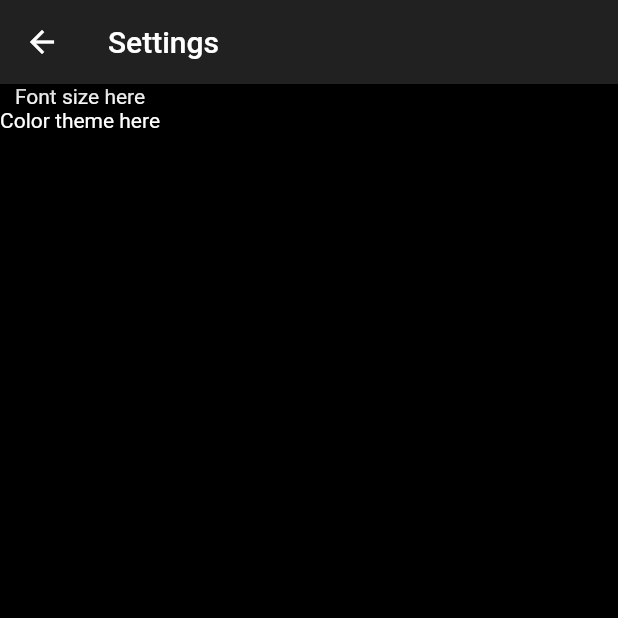
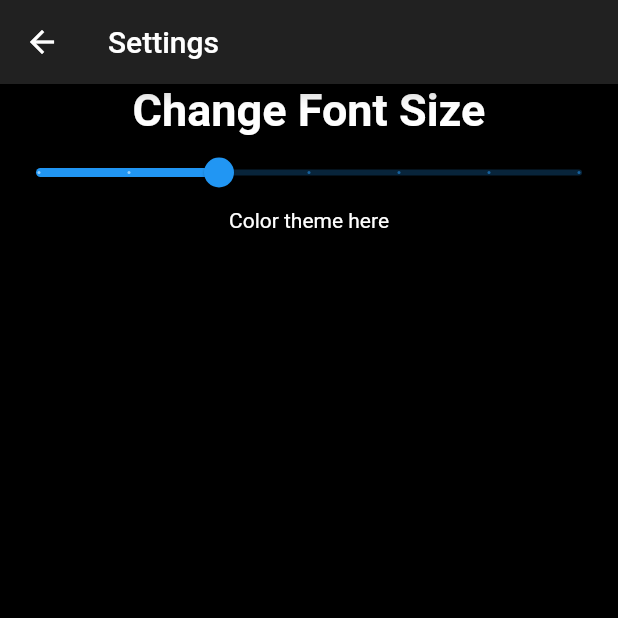
Before and after one commit to AllexisAlvarico/CHG_app, a Flutter app: the SettingsPage screen opened by its route, on a phone screen of 412 x 824 dp, the top half of it. Run offline on Flutter 3.47's test engine with Material 2 defaults, Android fonts, the phone set to English and light mode, and no system bars; our stand-ins replace animated_splash_screen; missing offline and left inert: advance_pdf_viewer.

Commit message:
Added Font Resizing on Settings page.

```diff
--- a/lib/screens/settings.dart
+++ b/lib/screens/settings.dart
@@ -1,4 +1,5 @@
 import 'package:flutter/material.dart';
+import 'package:chg/globals.dart';
 
 class SettingsPage extends StatefulWidget {
   const SettingsPage({Key? key}) : super(key: key);
@@ -16,7 +17,25 @@ class _SettingsPageState extends State<SettingsPage> {
       ),
       body: Column(
         children: [
-          Text("Font size here"),
+          createText(
+              "Change Font Size",
+              TextStyle(
+                  fontSize: headerTextFontSize,
+                  fontWeight: FontWeight.bold,
+                  color: Colors.white),
+              TextAlign.center),
+          Slider(
+            value: newFontSize,
+            min: minFont,
+            max: maxFont,
+            divisions: 6,
+            label: newFontSize.round().toString(),
+            onChanged: (double value) {
+              setState(() {
+                setNewFontSize(value);
+              });
+            },
+          ),
           Text("Color theme here"),
         ],
       ),
```
Also changed, not shown: lib/globals.dart (+8 -0 lines).
